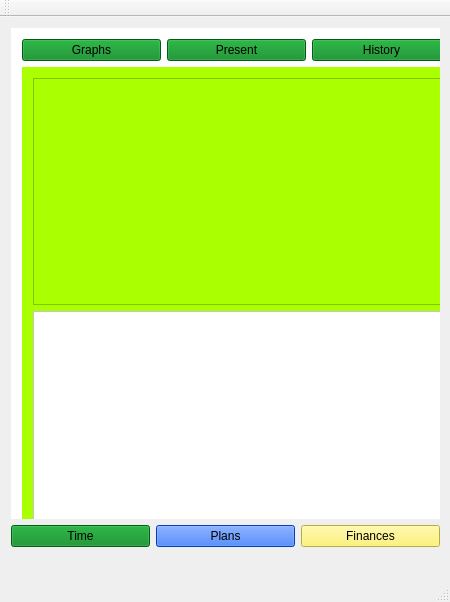
BryanBlack523/LM, file mainwindow.ui: the form before one commit.
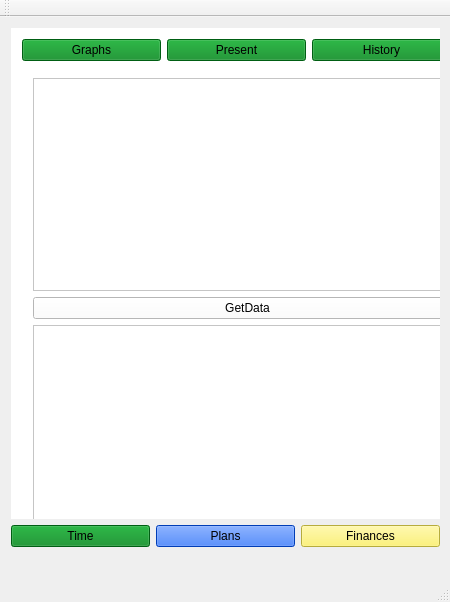
The form after the commit.

What changed in the file:
```diff
--- a/mainwindow.ui
+++ b/mainwindow.ui
@@ -80,10 +80,10 @@
           <item>
            <widget class="QStackedWidget" name="timeStackedWidget">
             <property name="styleSheet">
-             <string notr="true">background-color: rgb(170, 255, 0);</string>
+             <string notr="true"/>
             </property>
             <widget class="QWidget" name="presentTimePage">
-             <widget class="QWidget" name="">
+             <widget class="QWidget" name="layoutWidget">
               <property name="geometry">
                <rect>
                 <x>0</x>
@@ -94,7 +94,18 @@
               </property>
               <layout class="QVBoxLayout" name="verticalLayout_3">
                <item>
-                <widget class="QListView" name="currentActivitiesListView"/>
+                <widget class="QListView" name="currentActivitiesListView">
+                 <property name="styleSheet">
+                  <string notr="true">background-color: rgb(255, 255, 255);</string>
+                 </property>
+                </widget>
+               </item>
+               <item>
+                <widget class="QPushButton" name="pushButton">
+                 <property name="text">
+                  <string>GetData</string>
+                 </property>
+                </widget>
                </item>
                <item>
                 <widget class="QTableView" name="activitiesTableView">
```
